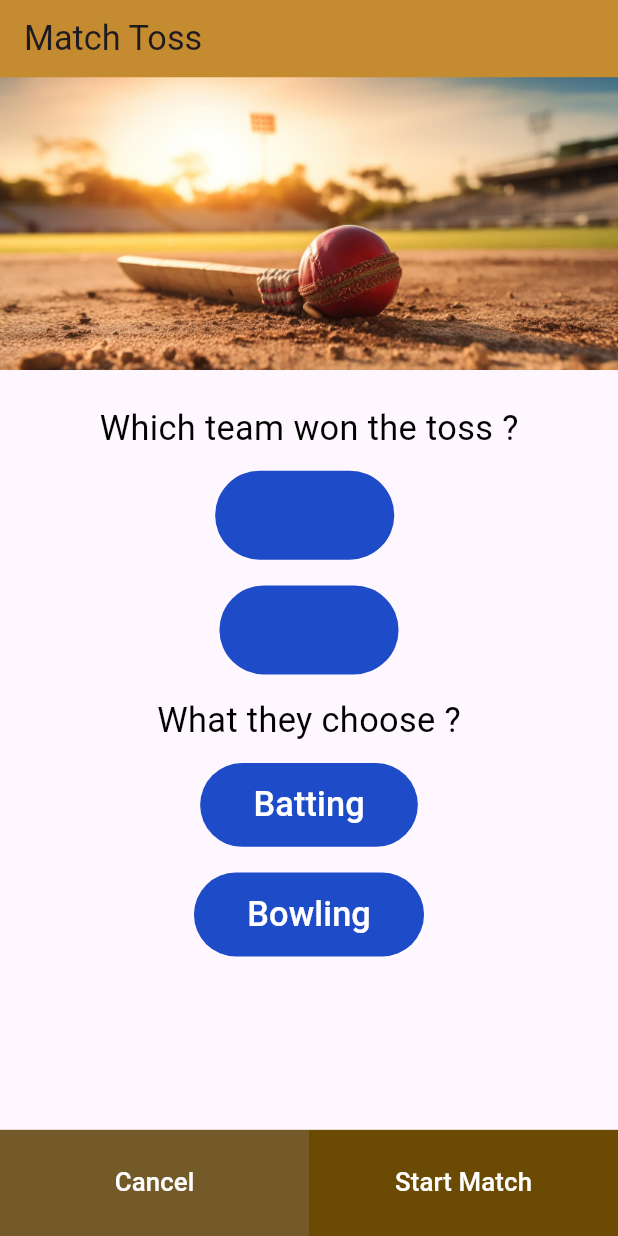
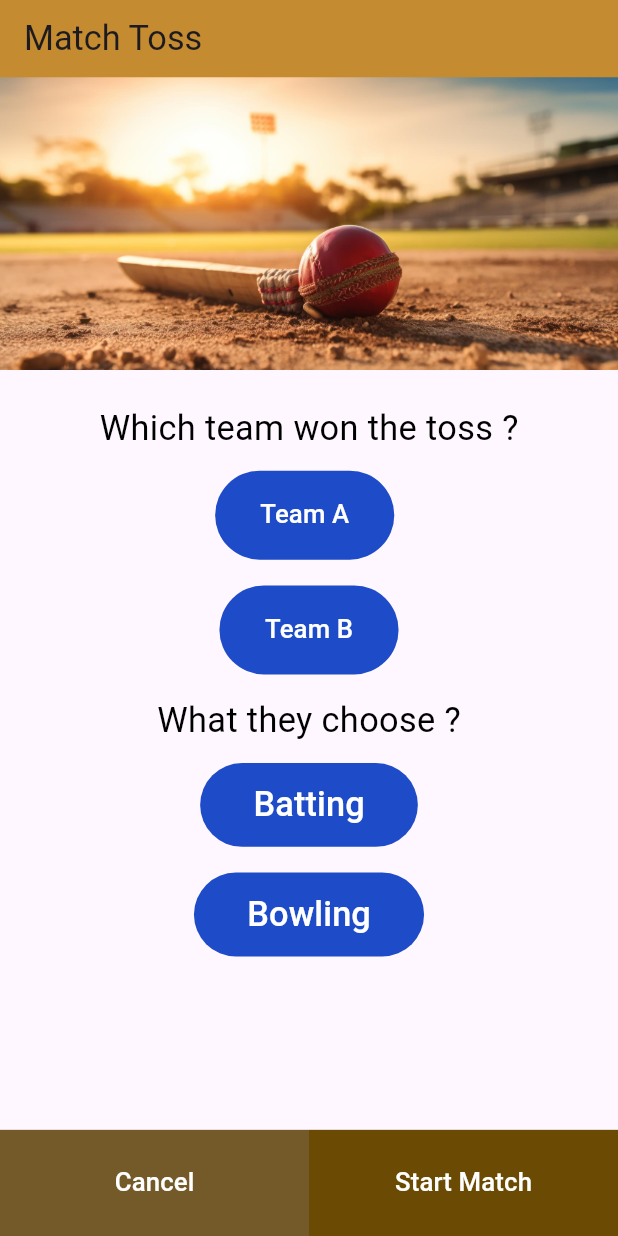
Before and after one commit to AbinayanRatna/cricket_organize_flutter, a Flutter app: the AdminTossSelect screen opened directly with empty values, on a phone screen of 412 x 824 dp. Run offline on Flutter 3.47's test engine with Material 3 defaults, Android fonts, the phone set to English and light mode, and no system bars; our stand-ins replace firebase_core, firebase_database, firebase_storage, flutter_screenutil, fluttertoast, image_picker; accounts and stored records are empty.

Commit message:
Updated realtime changing

```diff
--- a/lib/main.dart
+++ b/lib/main.dart
@@ -1,3 +1,4 @@
+import 'dart:async';
 import 'dart:io';
 
 import 'package:firebase_core/firebase_core.dart';
@@ -575,6 +576,7 @@ class _AdminMatchesConfigurePage extends State<AdminMatchesConfigurePage> {
 
   Widget listItem({required Map thisMatch}) {
      Future<String> matchStatus=textStatus(mId: thisMatch['id']) ;
+     String matchStatusRetireve=thisMatch['Status'];
     return Padding(
       padding: EdgeInsets.only(left: 20.w, right: 20.w, bottom: 20.w),
       child: ElevatedButton(
@@ -602,6 +604,34 @@ class _AdminMatchesConfigurePage extends State<AdminMatchesConfigurePage> {
                             mId: thisMatch['id'],
                           )),
                   (route) => false);
+
+          if(matchStatusRetireve=='Initialized'){
+            Navigator.pushAndRemoveUntil(
+                context,
+                MaterialPageRoute(
+                    builder: (context) => AdminAddTeamToMatches(
+                      tId: widget.uuid,
+                      mId: thisMatch['id'],
+                      tName: widget.tournamentName,
+                    )),
+                    (route) => false);
+          }else if(matchStatusRetireve=='Players-initialized'){
+            Navigator.pushAndRemoveUntil(
+                context,
+                MaterialPageRoute(
+                    builder: (context) => AdminTossSelect(
+                      tName: widget.tournamentName,
+                      tId: widget.uuid,
+                      mId: thisMatch['id'],
+                    )),
+                    (route) => false);
+          }else{
+            Navigator.pushAndRemoveUntil(
+                context,
+                MaterialPageRoute(
+                    builder: (context) => AdminScoreChangePage(mId: thisMatch['id'],tId: widget.uuid,)),
+                    (route) => false);
+          }
         },
         child: FutureBuilder<String>(
           future: matchStatus,
@@ -1962,42 +1992,99 @@ class AdminTossSelect extends StatefulWidget {
 }
 
 class _AdminTossSelect extends State<AdminTossSelect> {
-  late Future<String> team_A_Name;
-  late Future<String> team_B_Name;
+   String team_A_Name='Team A';
+   String team_B_Name='Team B';
   bool isTeamATossWin = false;
   bool isTeamBTossWin = false;
   bool isBattingSelected = false;
   bool isBowlingSelected = false;
   late DatabaseReference dbRef1;
+  late StreamSubscription teamANameSubscription;
+  late StreamSubscription teamBNameSubscription;
 
   @override
   void initState() {
     super.initState();
-    team_A_Name = getTeamName('Team-A');
-    team_B_Name = getTeamName('Team-B');
+    DatabaseReference teamARef = FirebaseDatabase.instance
+        .ref()
+        .child("Tournaments/${widget.tId}/Matches/${widget.mId}/Team-A/id");
+    teamARef.onValue.listen((event) {
+      DataSnapshot snapshot = event.snapshot;
+      if (snapshot.value != null) {
+        DatabaseReference teamNameRef = FirebaseDatabase.instance
+            .ref()
+            .child("Teams/${snapshot.value}/short");
+        teamANameSubscription = teamNameRef.onValue.listen((event2) {
+          DataSnapshot snapshot2=event2.snapshot;
+          if (snapshot2.value != null) {
+            setState(() {
+              team_A_Name = snapshot2.value.toString();
+            });
+          }
+        });
+      }
+    });
+
+    // Set up the database subscription for Team-B name
+    DatabaseReference teamBRef = FirebaseDatabase.instance
+        .ref()
+        .child("Tournaments/${widget.tId}/Matches/${widget.mId}/Team-B/id");
+     teamBRef.onValue.listen((event) {
+      DataSnapshot snapshot = event.snapshot;
+      if (snapshot.value != null) {
+        DatabaseReference teamNameRef = FirebaseDatabase.instance
+            .ref()
+            .child("Teams/${snapshot.value}/short");
+        teamBNameSubscription =teamNameRef.onValue.listen((event3) {
+          DataSnapshot snapshot3 = event3.snapshot;
+          if (snapshot3.value != null) {
+            setState(() {
+              team_B_Name = snapshot3.value.toString();
+            });
+          }
+        });
+      }
+    });
+
+  }
+
+  @override
+  void dispose() {
+    // Cancel the database subscriptions when the widget is disposed
+    teamANameSubscription.cancel();
+    teamBNameSubscription.cancel();
+    super.dispose();
   }
 
   Future<String> getTeamName(String team) async {
-    //DatabaseReference dbRef = FirebaseDatabase.instance.ref().child("Tournaments/${widget.tId}/Matches/${widget.mId}/$team/team name");
     DatabaseReference dbRef = FirebaseDatabase.instance
         .ref()
         .child("Tournaments/${widget.tId}/Matches/${widget.mId}/$team/id");
-    DatabaseEvent event = await dbRef.once();
+
+    Completer<String> completer = Completer<String>();
+
+    dbRef.onValue.listen((event) async {
+      print("NEWNEWNEW 1 :this is it");
       DataSnapshot snapshot = event.snapshot;
       if (snapshot.value != null) {
         DatabaseReference dbRef2 = FirebaseDatabase.instance
             .ref()
             .child("Teams/${snapshot.value}/short");
-      DatabaseEvent event2 = await dbRef2.once();
+        dbRef2.onValue.listen((event2) async{
           DataSnapshot snapshot2 = event2.snapshot;
           if (snapshot2.value != null) {
-        return snapshot2.value.toString();
+            completer.complete(snapshot2.value.toString());
           } else {
-        return "";
-      }
+            completer.complete("");
+          }
+        });
+
       } else {
-      return "";
-    }
+        completer.complete("");
+      }
+    });
+
+    return completer.future;
   }
 
   @override
@@ -2051,25 +2138,14 @@ class _AdminTossSelect extends State<AdminTossSelect> {
                           isTeamBTossWin = false;
                         });
                       },
-                      child: FutureBuilder<String>(
-                        future: team_A_Name,
-                        builder: (context, snapshot) {
-                          if (snapshot.connectionState ==
-                              ConnectionState.waiting) {
-                            return CircularProgressIndicator();
-                          } else if (snapshot.hasError) {
-                            return Text('Error: ${snapshot.error}');
-                          } else {
-                            return Padding(
+                      child: Padding(
                               padding: EdgeInsets.only(top: 15.w, bottom: 15.w),
-                              child: Text(snapshot.data ?? '',
+                              child: Text(team_A_Name,
                                   style: TextStyle(
                                       color: Colors.white, fontSize: 15.w)),
-                            );
-                          }
-                        },
-                      ),
-                    ),
+                            ),)
+
+
                   ),
                   Padding(
                     padding: EdgeInsets.only(top: 15.w),
@@ -2087,26 +2163,16 @@ class _AdminTossSelect extends State<AdminTossSelect> {
                           isTeamBTossWin = true;
                         });
                       },
-                      child: FutureBuilder<String>(
-                        future: team_B_Name,
-                        builder: (context, snapshot) {
-                          if (snapshot.connectionState ==
-                              ConnectionState.waiting) {
-                            return CircularProgressIndicator();
-                          } else if (snapshot.hasError) {
-                            return Text('Error: ${snapshot.error}');
-                          } else {
-                            return Padding(
+                      child:Padding(
                               padding: EdgeInsets.only(top: 15.w, bottom: 15.w),
-                              child: Text(snapshot.data ?? '',
+                              child: Text(team_B_Name,
                                   style: TextStyle(
                                       color: Colors.white, fontSize: 15.w)),
-                            );
-                          }
-                        },
-                      ),
-                    ),
                             )
+
+                      ),
+                    ),
+
                 ],
               ),
             ),
@@ -2297,16 +2363,20 @@ class _AdminTossSelect extends State<AdminTossSelect> {
                    dbRef1.child(lossTeamName).update(tossLossSelected);
                   });
 
-
+                  if ((!isTeamBTossWin && !isTeamATossWin) ||
+                      (!isBattingSelected && !isBowlingSelected)) {
+                    null;
+                  } else {
                     Navigator.pushAndRemoveUntil(
                         context,
                         MaterialPageRoute(
-                        builder: (context) => AdminMatchesConfigurePage(
-                            uuid: widget.tId!, tournamentName: widget.tName!),
+                          builder: (context) =>
+                              AdminMatchesConfigurePage(
+                                  uuid: widget.tId!, tournamentName: widget
+                                  .tName!),
                         ),
                             (route) => false);
-
-
+                  }
                 },
                 child: Padding(
                   padding: EdgeInsets.only(top: 20.w, bottom: 20.w),
@@ -2325,13 +2395,17 @@ class _AdminTossSelect extends State<AdminTossSelect> {
 }
 
 class AdminScoreChangePage extends StatefulWidget {
-  const AdminScoreChangePage({super.key});
+  final tId,mId;
+  const AdminScoreChangePage({super.key,required this.mId,required this.tId});
 
   @override
   State<StatefulWidget> createState() => _AdminScoreChange();
 }
 
 class _AdminScoreChange extends State<AdminScoreChangePage> {
+
+
+
   @override
   Widget build(BuildContext context) {
     return Scaffold(
```
Lines whose indentation alone changed are shown as unchanged.
